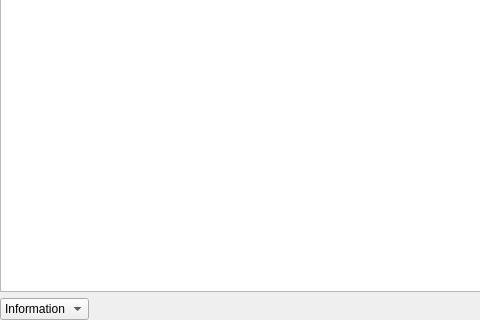
ImagingTools/acf, file ACF/Include/iqt/CLogGuiComp.ui: the form before one commit; both pictures show x 0 to 480 and y 157 to 477 of the 716 by 477 pixel window.
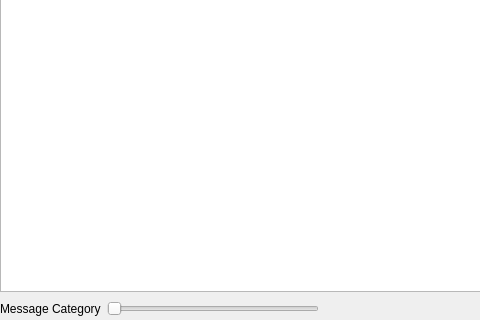
The form after the commit. Icons and pictures are not drawn.

The edit to the form file:
```diff
--- a/ACF/Include/iqt/CLogGuiComp.ui
+++ b/ACF/Include/iqt/CLogGuiComp.ui
@@ -36,6 +36,9 @@
      <property name="rootIsDecorated" >
       <bool>false</bool>
      </property>
+     <property name="allColumnsShowFocus" >
+      <bool>true</bool>
+     </property>
      <column>
       <property name="text" >
        <string>Time</string>
@@ -62,22 +65,30 @@
       <number>6</number>
      </property>
      <item>
-      <widget class="QComboBox" name="CategoryCombo" >
-       <item>
+      <widget class="QLabel" name="Category" >
         <property name="text" >
-         <string>Information</string>
-        </property>
+        <string>Message Category</string>
+       </property>
+      </widget>
        </item>
        <item>
-        <property name="text" >
-         <string>Warning</string>
-        </property>
+      <widget class="QSlider" name="CategorySlider" >
+       <property name="maximum" >
+        <number>3</number>
+       </property>
+       <property name="orientation" >
+        <enum>Qt::Horizontal</enum>
+       </property>
+       <property name="tickPosition" >
+        <enum>QSlider::NoTicks</enum>
+       </property>
+      </widget>
        </item>
        <item>
+      <widget class="QLabel" name="CategoryLabel" >
         <property name="text" >
-         <string>Critical</string>
-        </property>
-       </item>
+        <string/>
+       </property>
       </widget>
      </item>
      <item>
@@ -108,14 +119,11 @@
      </item>
      <item>
       <widget class="QPushButton" name="ExportButton" >
-       <property name="enabled" >
-        <bool>true</bool>
-       </property>
        <property name="text" >
         <string>Export...</string>
        </property>
        <property name="icon" >
-        <iconset/>
+        <iconset resource="iqt.qrc" >:/Resources/Icons/diskette_128.png</iconset>
        </property>
       </widget>
      </item>
```
Left out of the diff: 4 changed lines with no effect on the pictures. Lines whose indentation alone changed are shown as unchanged.
